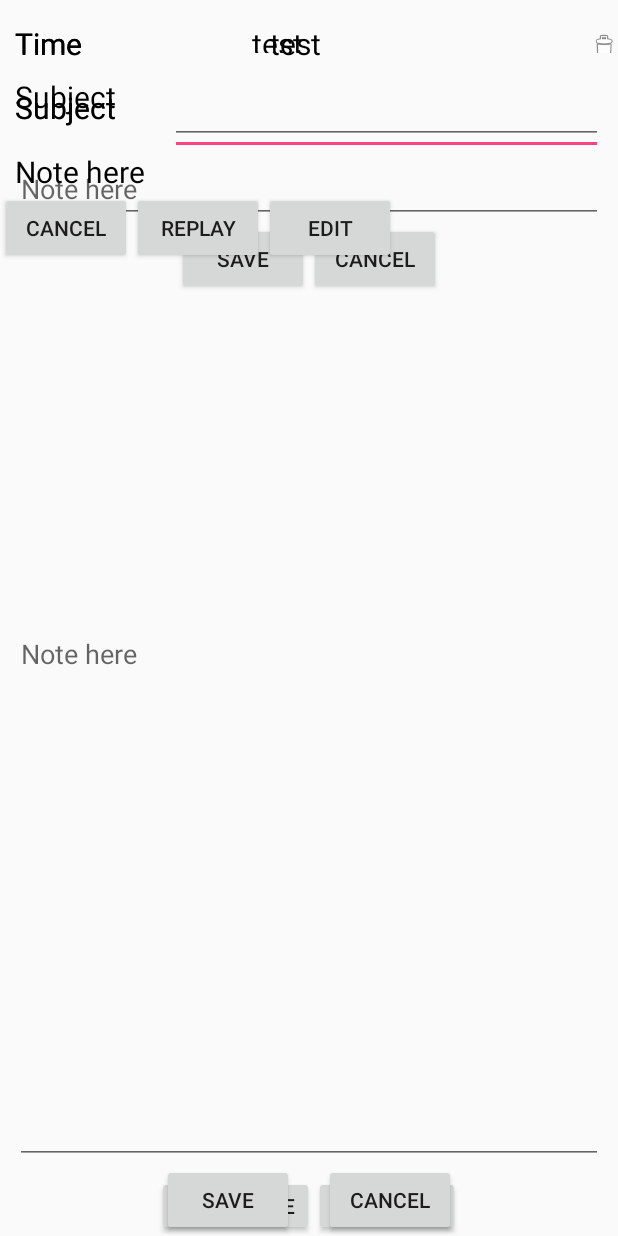
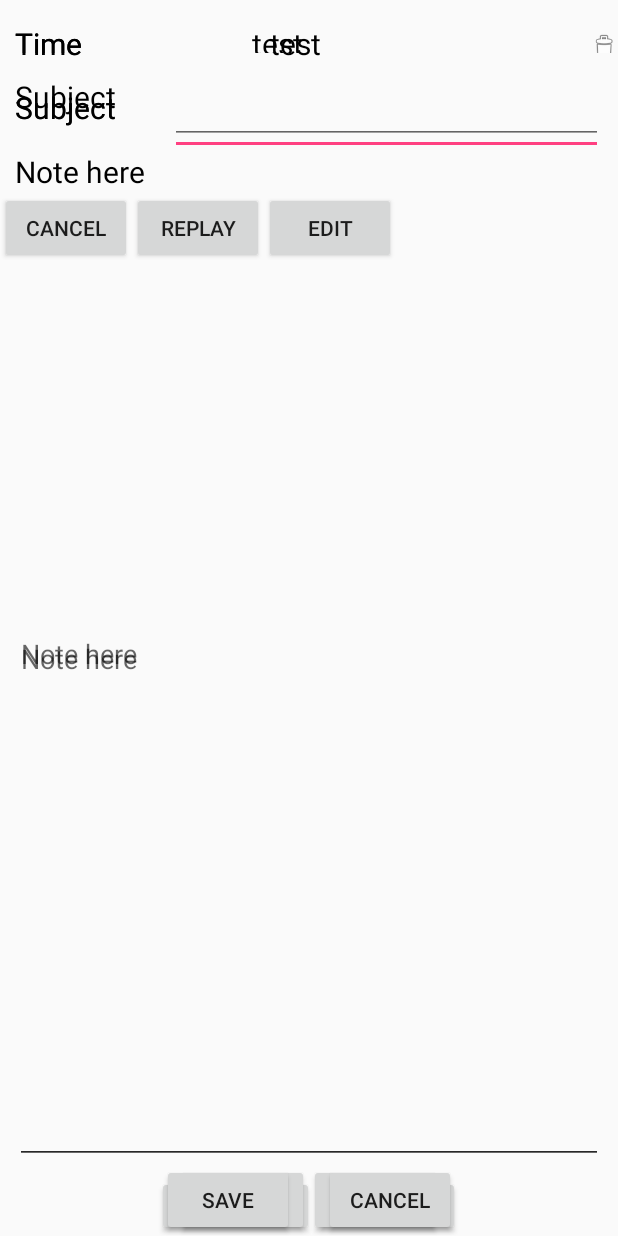
Before and after one commit to JililiDD/YouTubeNoteTaker, an Android app: the layout fragment_note_mode.xml on its own in the app's theme, with its tools: preview values and no code run, on a phone screen of 412 x 824 dp. Run offline under Robolectric (Android 15) with nearby library versions, the phone set to English and light mode, and no system bars.

Commit message:
- April,4,2018 - Fixed the bug that button will be hidden when long note was taken

```diff
--- a/app/src/main/res/layout/fragment_note_mode.xml
+++ b/app/src/main/res/layout/fragment_note_mode.xml
@@ -123,6 +123,7 @@
             android:layout_width="match_parent"
             android:layout_height="wrap_content"
             android:layout_below="@id/llSubject"
+            android:layout_above="@id/notepadButtons"
             android:hint="Note here"
             android:layout_marginStart="10dp"
             android:layout_marginEnd="10dp"/>
@@ -132,7 +133,7 @@
             android:layout_width="match_parent"
             android:layout_height="wrap_content"
             android:gravity="center_horizontal"
-            android:layout_below="@id/usrNoteInput">
+            android:layout_alignParentBottom="true">
             <Button
                 android:id="@+id/btnSave"
                 android:layout_width="wrap_content"
```
